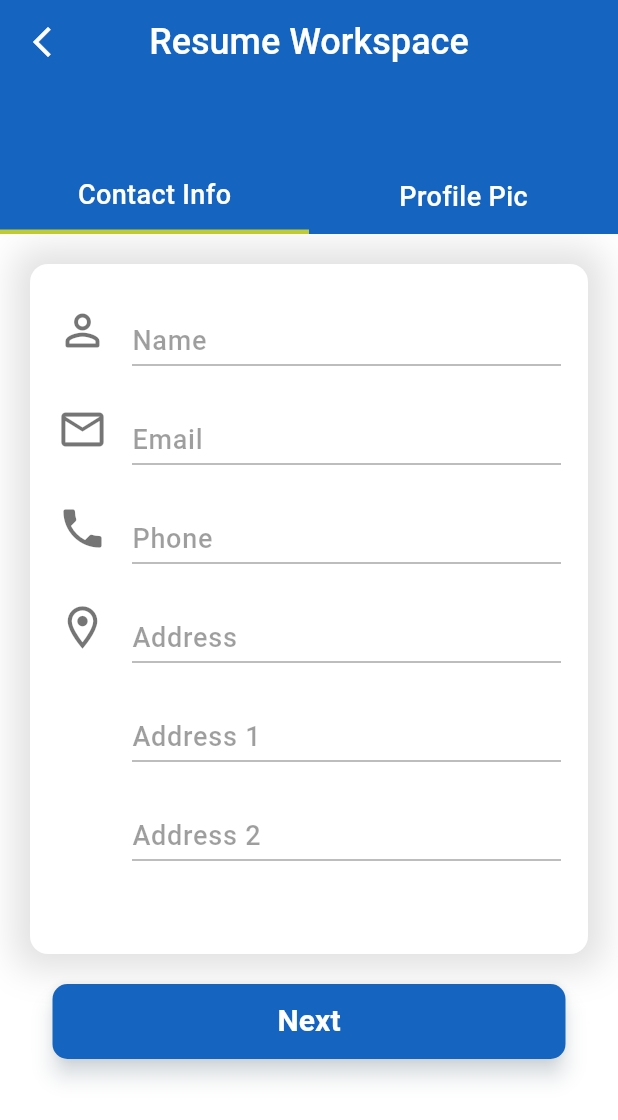
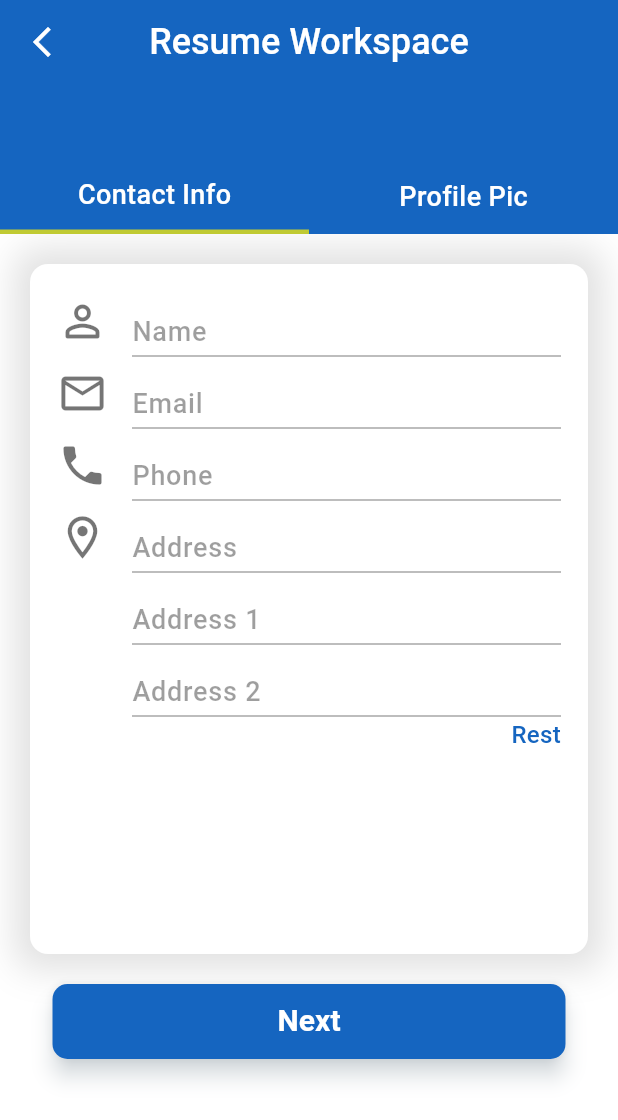
Before and after one commit to jagritixjha/resume_builder, a Flutter app: the screen it shows after launch, on a phone screen of 412 x 824 dp. Shown: the top 1120 px of the screen. Run offline on Flutter 3.47's test engine with Material 3 defaults, Android fonts, the phone set to English and light mode, and no system bars; our stand-ins replace image_picker.

```diff
--- a/lib/utils/global_variables.dart
+++ b/lib/utils/global_variables.dart
@@ -1,19 +1,32 @@
+import 'dart:io';
+
 import 'package:flutter/material.dart';
 
 class GlobalVars {
-  String? name = '',
+  String?
+      name = '',
       email = '',
       phone = '',
       addressOne = '',
       addressTwo = '',
       addressThree = '';
+
+  File?
+      image;
+
   GlobalVars._();
 
-  static final GlobalVars globals = GlobalVars._();
+  static final GlobalVars
+      globals =
+      GlobalVars._();
 
-  void reset() {
-    name = email = phone = addressOne = addressTwo = addressThree = null;
+  void
+      reset() {
+    name =
+        email = phone = addressOne = addressTwo = addressThree = null;
   }
 }
 
-Color primaryColor = Colors.blue.shade800;
+Color primaryColor = Colors
+    .blue
+    .shade800;
--- a/lib/views/resume_workspace.dart
+++ b/lib/views/resume_workspace.dart
@@ -1,27 +1,40 @@
+import 'dart:io';
+
 import 'package:flutter/material.dart';
+import 'package:flutter/widgets.dart';
+import 'package:image_picker/image_picker.dart';
 import 'package:resume_builder/common_widgets/app_bar.dart';
 import 'package:resume_builder/common_widgets/tab_widget.dart';
 import 'package:resume_builder/common_widgets/text_field_widget.dart';
 import 'package:resume_builder/common_widgets/text_widget.dart';
 import 'package:resume_builder/utils/global_variables.dart';
 
-class ResumeWorkspace extends StatefulWidget {
-  const ResumeWorkspace({super.key});
+class ResumeWorkspace
+    extends StatefulWidget {
+  const ResumeWorkspace(
+      {super.key});
 
   @override
-  State<ResumeWorkspace> createState() => _ResumeWorkspaceState();
+  State<ResumeWorkspace> createState() =>
+      _ResumeWorkspaceState();
 }
 
-class _ResumeWorkspaceState extends State<ResumeWorkspace> {
-  final _formKey = GlobalKey<FormState>();
+class _ResumeWorkspaceState
+    extends State<
+        ResumeWorkspace> {
+  final _formKey =
+      GlobalKey<FormState>();
   @override
-  void dispose() {
+  void
+      dispose() {
     // TODO: implement dispose
-    super.dispose();
+    super
+        .dispose();
   }
 
   @override
-  Widget build(BuildContext context) {
+  Widget build(
+      BuildContext context) {
     return Scaffold(
       backgroundColor: Colors.white,
       appBar: CustomAppBar.appBar(
@@ -71,8 +84,7 @@ class _ResumeWorkspaceState extends State<ResumeWorkspace> {
                         horizontal: 20,
                         vertical: 20,
                       ),
-                      padding: const EdgeInsets.symmetric(
-                          horizontal: 18, vertical: 20),
+                      padding: const EdgeInsets.symmetric(horizontal: 18, vertical: 14),
                       decoration: BoxDecoration(
                         color: Colors.white,
                         boxShadow: [
@@ -83,14 +95,15 @@ class _ResumeWorkspaceState extends State<ResumeWorkspace> {
                             spreadRadius: 10,
                           )
                         ],
-                        borderRadius:
-                            const BorderRadius.all(Radius.circular(12)),
+                        borderRadius: const BorderRadius.all(Radius.circular(12)),
                       ),
                       child: Column(
                         children: [
                           Form(
                             key: _formKey,
-                            child: TextFieldWidget(
+                            child: Column(
+                              children: [
+                                TextFieldWidget(
                                   icon: Icons.person_outline_rounded,
                                   hint: 'Enter your name',
                                   labelText: 'Name',
@@ -101,10 +114,6 @@ class _ResumeWorkspaceState extends State<ResumeWorkspace> {
                                   saveData: (val) {
                                     GlobalVars.globals.name = val;
                                   },
-                            ),
-                          ),
-                          const SizedBox(
-                            height: 18,
                                 ),
                                 TextFieldWidget(
                                   icon: Icons.email_outlined,
@@ -118,9 +127,6 @@ class _ResumeWorkspaceState extends State<ResumeWorkspace> {
                                     GlobalVars.globals.email = val;
                                   },
                                 ),
-                          const SizedBox(
-                            height: 18,
-                          ),
                                 TextFieldWidget(
                                   icon: Icons.phone,
                                   hint: 'Enter your phone number',
@@ -132,9 +138,6 @@ class _ResumeWorkspaceState extends State<ResumeWorkspace> {
                                   saveData: (val) {
                                     GlobalVars.globals.phone = val;
                                   },
-                          ),
-                          const SizedBox(
-                            height: 18,
                                 ),
                                 TextFieldWidget(
                                   icon: Icons.location_on_outlined,
@@ -148,9 +151,6 @@ class _ResumeWorkspaceState extends State<ResumeWorkspace> {
                                     GlobalVars.globals.addressOne = val;
                                   },
                                 ),
-                          const SizedBox(
-                            height: 18,
-                          ),
                                 TextFieldWidget(
                                   hint: 'Enter your address',
                                   labelText: 'Address 1',
@@ -161,9 +161,6 @@ class _ResumeWorkspaceState extends State<ResumeWorkspace> {
                                   saveData: (val) {
                                     GlobalVars.globals.addressTwo = val;
                                   },
-                          ),
-                          const SizedBox(
-                            height: 18,
                                 ),
                                 TextFieldWidget(
                                   hint: 'Enter your address',
@@ -176,6 +173,24 @@ class _ResumeWorkspaceState extends State<ResumeWorkspace> {
                                     GlobalVars.globals.addressThree = val;
                                   },
                                 ),
+                                Align(
+                                  alignment: Alignment.bottomRight,
+                                  child: GestureDetector(
+                                    onTap: () {
+                                      GlobalVars.globals.reset();
+                                      _formKey.currentState!.reset();
+                                    },
+                                    child: TextWidget(
+                                      title: 'Rest',
+                                      fontSize: 16,
+                                      fontWeight: FontWeight.w500,
+                                      color: primaryColor,
+                                    ),
+                                  ),
+                                ),
+                              ],
+                            ),
+                          ),
                         ],
                       ),
                     ),
@@ -184,17 +199,17 @@ class _ResumeWorkspaceState extends State<ResumeWorkspace> {
                         bool validation = _formKey.currentState!.validate();
                         if (validation) {
                           _formKey.currentState!.save();
+                          TabWidget.index = 1;
+                          setState(() {});
                         }
                         ScaffoldMessenger.of(context).showSnackBar(
                           SnackBar(
                             content: Text(
-                              validation
-                                  ? 'Form saved'
-                                  : 'Please enter the required field.',
+                              validation ? 'Form saved' : 'Please enter the required field.',
                             ),
                           ),
                         );
-                        print(GlobalVars.globals.name);
+                        // print(GlobalVars.globals.name);
                       },
                       style: ElevatedButton.styleFrom(
                         shape: RoundedRectangleBorder(
@@ -215,14 +230,13 @@ class _ResumeWorkspaceState extends State<ResumeWorkspace> {
                   ],
                 ),
                 Container(
-                  height: 500,
+                  height: 300,
                   width: double.infinity,
                   margin: const EdgeInsets.symmetric(
                     horizontal: 20,
                     vertical: 20,
                   ),
-                  padding:
-                      const EdgeInsets.symmetric(horizontal: 18, vertical: 10),
+                  padding: const EdgeInsets.symmetric(horizontal: 18, vertical: 10),
                   decoration: BoxDecoration(
                     color: Colors.white,
                     boxShadow: [
@@ -235,7 +249,48 @@ class _ResumeWorkspaceState extends State<ResumeWorkspace> {
                     ],
                     borderRadius: const BorderRadius.all(Radius.circular(12)),
                   ),
-                  child: Text('hello'),
+                  child: Center(
+                    child: Stack(
+                      children: [
+                        CircleAvatar(
+                          radius: 60,
+                          backgroundColor: Colors.grey.shade300,
+                          foregroundImage: GlobalVars.globals.image != null
+                              ? FileImage(
+                                  GlobalVars.globals.image!,
+                                )
+                              : null,
+                          child: TextWidget(
+                            title: 'Add',
+                            fontSize: 18,
+                            fontWeight: FontWeight.w500,
+                            color: Colors.black87,
+                          ),
+                        ),
+                        Positioned(
+                          bottom: 0,
+                          right: 0,
+                          child: CircleAvatar(
+                            backgroundColor: primaryColor,
+                            child: IconButton(
+                              icon: const Icon(
+                                Icons.add,
+                                color: Colors.white,
+                              ),
+                              onPressed: () async {
+                                ImagePicker image = ImagePicker();
+                                XFile? file = await image.pickImage(source: ImageSource.gallery);
+                                if (file != null) {
+                                  GlobalVars.globals.image = File(file.path);
+                                  setState(() {});
+                                }
+                              },
+                            ),
+                          ),
+                        ),
+                      ],
+                    ),
+                  ),
                 )
               ],
             ),
--- a/pubspec.yaml
+++ b/pubspec.yaml
@@ -34,6 +34,7 @@ dependencies:
   # The following adds the Cupertino Icons font to your application.
   # Use with the CupertinoIcons class for iOS style icons.
   cupertino_icons: ^1.0.6
+  image_picker: ^1.0.7
 
 dev_dependencies:
   flutter_test:
```
Also changed, not shown: pubspec.lock. Lines whose indentation alone changed are shown as unchanged.
